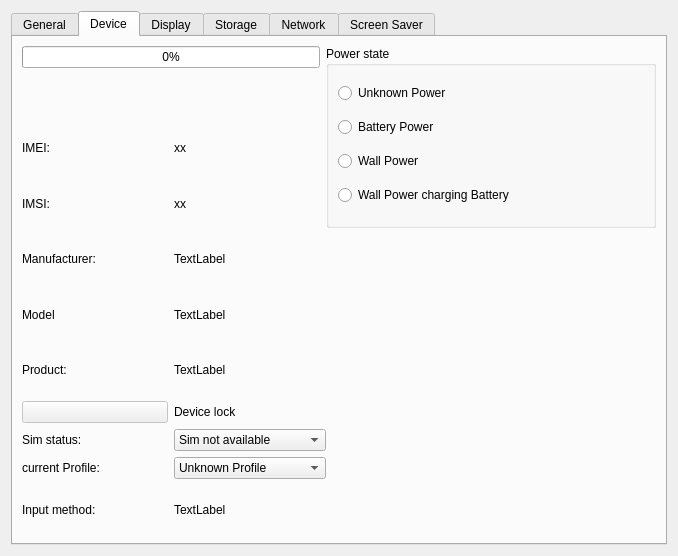
Before: the Qt Designer form examples/sysinfo/dialog.ui in qtproject/qt-mobility, drawn with Qt 5.
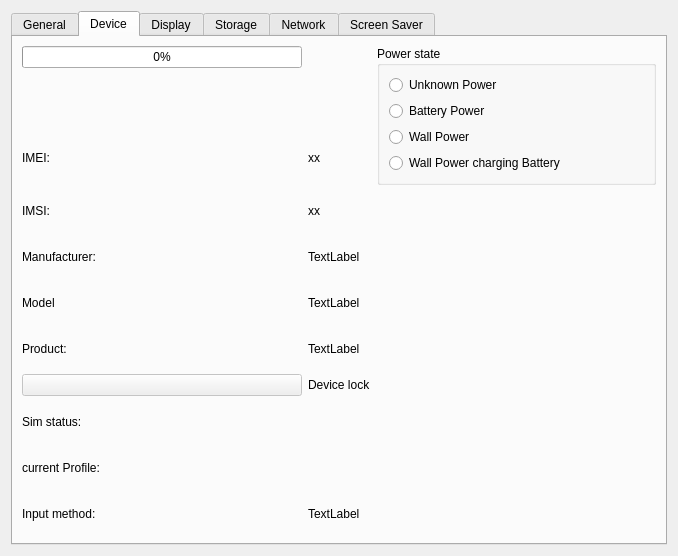
After: the same form once the commit is applied. The open tabs and pages were chosen to show the change. Icons and pictures are not drawn.

```diff
--- a/examples/sysinfo/dialog.ui
+++ b/examples/sysinfo/dialog.ui
@@ -185,8 +185,8 @@
       <attribute name="title">
        <string>Device</string>
       </attribute>
-      <layout class="QGridLayout" name="gridLayout_11">
-       <item row="0" column="0" colspan="2">
+      <layout class="QGridLayout" name="gridLayout_6">
+       <item row="0" column="0">
         <widget class="QProgressBar" name="batteryLevelBar">
          <property name="maximum">
           <number>100</number>
@@ -196,7 +196,7 @@
          </property>
         </widget>
        </item>
-       <item row="0" column="2" rowspan="4" colspan="2">
+       <item row="0" column="2" rowspan="3">
         <widget class="QGroupBox" name="groupBox_4">
          <property name="title">
           <string>Power state</string>
@@ -331,115 +331,6 @@
          </property>
         </widget>
        </item>
-       <item row="8" column="0">
-        <widget class="QLabel" name="label_37">
-         <property name="text">
-          <string>Sim status:</string>
-         </property>
-        </widget>
-       </item>
-       <item row="8" column="1" colspan="2">
-        <widget class="QComboBox" name="simComboBox">
-         <item>
-          <property name="text">
-           <string>Sim not available</string>
-          </property>
-         </item>
-         <item>
-          <property name="text">
-           <string>Single available</string>
-          </property>
-         </item>
-         <item>
-          <property name="text">
-           <string>Dual available</string>
-          </property>
-         </item>
-         <item>
-          <property name="text">
-           <string>Locked</string>
-          </property>
-         </item>
-        </widget>
-       </item>
-       <item row="8" column="3">
-        <spacer name="horizontalSpacer_9">
-         <property name="orientation">
-          <enum>Qt::Horizontal</enum>
-         </property>
-         <property name="sizeHint" stdset="0">
-          <size>
-           <width>201</width>
-           <height>20</height>
-          </size>
-         </property>
-        </spacer>
-       </item>
-       <item row="9" column="0">
-        <widget class="QLabel" name="label_38">
-         <property name="text">
-          <string>current Profile:</string>
-         </property>
-        </widget>
-       </item>
-       <item row="9" column="1" colspan="2">
-        <widget class="QComboBox" name="profileComboBox">
-         <item>
-          <property name="text">
-           <string>Unknown Profile</string>
-          </property>
-         </item>
-         <item>
-          <property name="text">
-           <string>Silent Profile</string>
-          </property>
-         </item>
-         <item>
-          <property name="text">
-           <string>Normal Profile</string>
-          </property>
-         </item>
-         <item>
-          <property name="text">
-           <string>Loud profile</string>
-          </property>
-         </item>
-         <item>
-          <property name="text">
-           <string>Vib profile</string>
-          </property>
-         </item>
-         <item>
-          <property name="text">
-           <string>Offline profile</string>
-          </property>
-         </item>
-         <item>
-          <property name="text">
-           <string>Powersave profile</string>
-          </property>
-         </item>
-         <item>
-          <property name="text">
-           <string>Custom profile</string>
-          </property>
-         </item>
-        </widget>
-       </item>
-       <item row="10" column="0">
-        <widget class="QLabel" name="label_39">
-         <property name="text">
-          <string>Input method:</string>
-         </property>
-        </widget>
-       </item>
-       <item row="10" column="1">
-        <widget class="QLabel" name="inputMethodLabel">
-         <property name="text">
-          <string>TextLabel</string>
-         </property>
-        </widget>
-       </item>
        <item row="7" column="0">
         <widget class="QPushButton" name="deviceLockPushButton">
          <property name="enabled">
@@ -480,6 +371,61 @@
          </property>
         </widget>
        </item>
+       <item row="8" column="0">
+        <widget class="QLabel" name="label_37">
+         <property name="text">
+          <string>Sim status:</string>
+         </property>
+        </widget>
+       </item>
+       <item row="8" column="1">
+        <widget class="QLabel" name="simStatusLabel">
+         <property name="text">
+          <string/>
+         </property>
+        </widget>
+       </item>
+       <item row="8" column="2">
+        <spacer name="horizontalSpacer_9">
+         <property name="orientation">
+          <enum>Qt::Horizontal</enum>
+         </property>
+         <property name="sizeHint" stdset="0">
+          <size>
+           <width>201</width>
+           <height>20</height>
+          </size>
+         </property>
+        </spacer>
+       </item>
+       <item row="9" column="0">
+        <widget class="QLabel" name="label_38">
+         <property name="text">
+          <string>current Profile:</string>
+         </property>
+        </widget>
+       </item>
+       <item row="9" column="1">
+        <widget class="QLabel" name="profileLabel">
+         <property name="text">
+          <string/>
+         </property>
+        </widget>
+       </item>
+       <item row="10" column="0">
+        <widget class="QLabel" name="label_39">
+         <property name="text">
+          <string>Input method:</string>
+         </property>
+        </widget>
+       </item>
+       <item row="10" column="1">
+        <widget class="QLabel" name="inputMethodLabel">
+         <property name="text">
+          <string>TextLabel</string>
+         </property>
+        </widget>
+       </item>
       </layout>
      </widget>
      <widget class="QWidget" name="sysdisplaytab">
```
Left out of the diff: 15 changed lines with no effect on the pictures.
